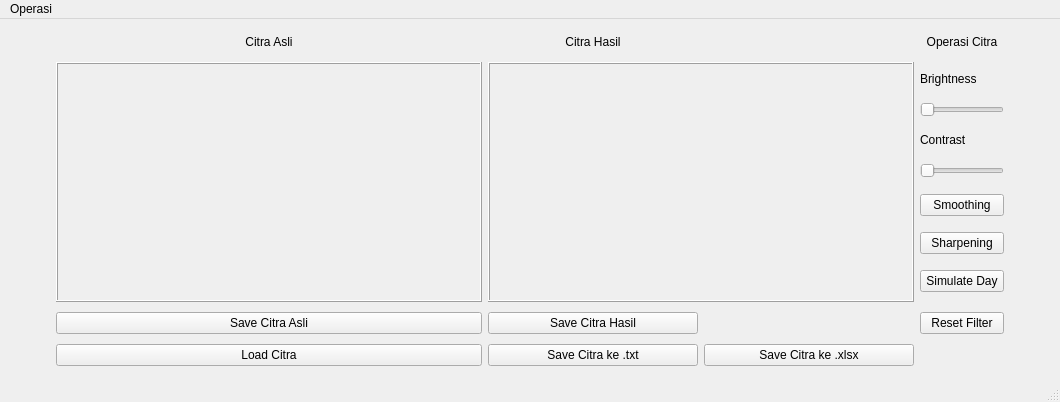
Above: GUI.ui from RaihanDaiva/Tugas-Besar before the change. Below: the same form after it.
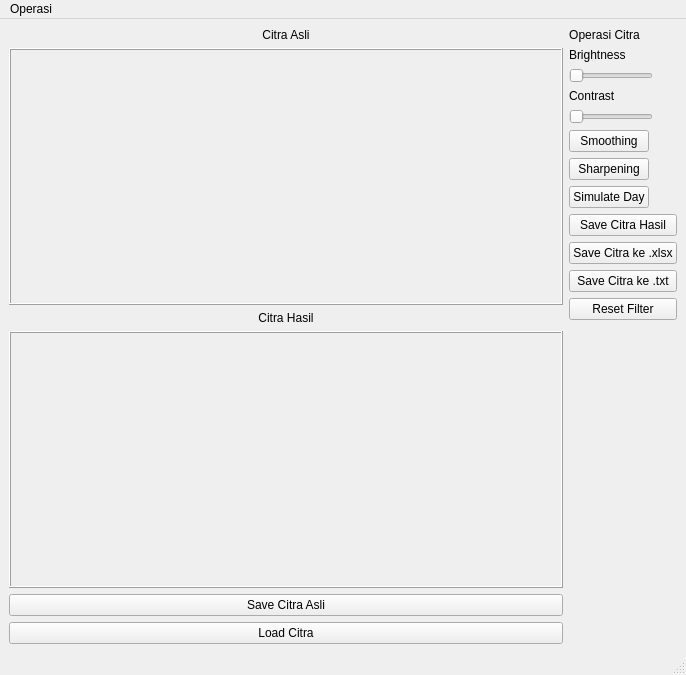
That is the form after the change.

```diff
--- a/GUI.ui
+++ b/GUI.ui
@@ -6,8 +6,8 @@
    <rect>
     <x>0</x>
     <y>0</y>
-    <width>1060</width>
-    <height>402</height>
+    <width>686</width>
+    <height>675</height>
    </rect>
   </property>
   <property name="sizePolicy">
@@ -21,127 +21,10 @@
   </property>
   <widget class="QWidget" name="centralwidget">
    <layout class="QGridLayout" name="gridLayout">
-    <item row="0" column="0">
-     <spacer name="horizontalSpacer">
-      <property name="orientation">
-       <enum>Qt::Horizontal</enum>
-      </property>
-      <property name="sizeHint" stdset="0">
-       <size>
-        <width>40</width>
-        <height>20</height>
-       </size>
-      </property>
-     </spacer>
-    </item>
-    <item row="0" column="1">
-     <widget class="QLabel" name="label_2">
-      <property name="maximumSize">
-       <size>
-        <width>16777215</width>
-        <height>16777215</height>
-       </size>
-      </property>
-      <property name="baseSize">
-       <size>
-        <width>0</width>
-        <height>0</height>
-       </size>
-      </property>
-      <property name="text">
-       <string>Citra Asli</string>
-      </property>
-      <property name="alignment">
-       <set>Qt::AlignCenter</set>
-      </property>
-     </widget>
-    </item>
-    <item row="0" column="2">
-     <widget class="QLabel" name="label_3">
-      <property name="sizePolicy">
-       <sizepolicy hsizetype="Preferred" vsizetype="Fixed">
-        <horstretch>0</horstretch>
-        <verstretch>0</verstretch>
-       </sizepolicy>
-      </property>
-      <property name="maximumSize">
-       <size>
-        <width>16777215</width>
-        <height>16777215</height>
-       </size>
-      </property>
-      <property name="baseSize">
-       <size>
-        <width>0</width>
-        <height>0</height>
-       </size>
-      </property>
-      <property name="text">
-       <string>Citra Hasil</string>
-      </property>
-      <property name="alignment">
-       <set>Qt::AlignCenter</set>
-      </property>
-     </widget>
-    </item>
-    <item row="0" column="4">
-     <widget class="QLabel" name="label">
-      <property name="text">
-       <string>Operasi Citra</string>
-      </property>
-      <property name="alignment">
-       <set>Qt::AlignCenter</set>
-      </property>
-     </widget>
-    </item>
-    <item row="0" column="5">
-     <spacer name="horizontalSpacer_2">
-      <property name="orientation">
-       <enum>Qt::Horizontal</enum>
-      </property>
-      <property name="sizeHint" stdset="0">
-       <size>
-        <width>40</width>
-        <height>20</height>
-       </size>
-      </property>
-     </spacer>
-    </item>
-    <item row="1" column="1">
-     <widget class="QLabel" name="citra_Asli">
-      <property name="sizePolicy">
-       <sizepolicy hsizetype="Fixed" vsizetype="Fixed">
-        <horstretch>0</horstretch>
-        <verstretch>0</verstretch>
-       </sizepolicy>
-      </property>
-      <property name="minimumSize">
-       <size>
-        <width>426</width>
-        <height>240</height>
-       </size>
-      </property>
-      <property name="maximumSize">
-       <size>
-        <width>426</width>
-        <height>240</height>
-       </size>
-      </property>
-      <property name="frameShape">
-       <enum>QFrame::Box</enum>
-      </property>
-      <property name="frameShadow">
-       <enum>QFrame::Raised</enum>
-      </property>
-      <property name="text">
-       <string/>
-      </property>
-     </widget>
-    </item>
-    <item row="1" column="2" colspan="2">
+    <item row="4" column="0">
      <widget class="QLabel" name="citra_hasil">
       <property name="sizePolicy">
-       <sizepolicy hsizetype="Fixed" vsizetype="Fixed">
+       <sizepolicy hsizetype="MinimumExpanding" vsizetype="MinimumExpanding">
         <horstretch>0</horstretch>
         <verstretch>0</verstretch>
        </sizepolicy>
@@ -154,8 +37,14 @@
       </property>
       <property name="maximumSize">
        <size>
-        <width>426</width>
-        <height>240</height>
+        <width>1920</width>
+        <height>1080</height>
+       </size>
+      </property>
+      <property name="sizeIncrement">
+       <size>
+        <width>0</width>
+        <height>0</height>
        </size>
       </property>
       <property name="frameShape">
@@ -169,15 +58,25 @@
       </property>
      </widget>
     </item>
-    <item row="1" column="4">
-     <layout class="QVBoxLayout" name="verticalLayout" stretch="0,0,0,0,0,0,0">
+    <item row="6" column="0">
+     <widget class="QPushButton" name="button_LoadCitraAsli">
+      <property name="text">
+       <string>Load Citra</string>
+      </property>
+     </widget>
+    </item>
+    <item row="1" column="1" rowspan="2">
+     <layout class="QVBoxLayout" name="verticalLayout" stretch="1,1,1,1,1,1,1,0,0,0,0">
       <property name="spacing">
        <number>6</number>
       </property>
+      <property name="sizeConstraint">
+       <enum>QLayout::SetMaximumSize</enum>
+      </property>
       <item>
        <widget class="QLabel" name="label_4">
         <property name="sizePolicy">
-         <sizepolicy hsizetype="Preferred" vsizetype="Fixed">
+         <sizepolicy hsizetype="Fixed" vsizetype="Fixed">
           <horstretch>0</horstretch>
           <verstretch>0</verstretch>
          </sizepolicy>
@@ -189,6 +88,12 @@
       </item>
       <item>
        <widget class="QSlider" name="slider_brightness">
+        <property name="sizePolicy">
+         <sizepolicy hsizetype="Fixed" vsizetype="Fixed">
+          <horstretch>0</horstretch>
+          <verstretch>0</verstretch>
+         </sizepolicy>
+        </property>
         <property name="orientation">
          <enum>Qt::Horizontal</enum>
         </property>
@@ -197,7 +102,7 @@
       <item>
        <widget class="QLabel" name="label_5">
         <property name="sizePolicy">
-         <sizepolicy hsizetype="Preferred" vsizetype="Fixed">
+         <sizepolicy hsizetype="Fixed" vsizetype="Fixed">
           <horstretch>0</horstretch>
           <verstretch>0</verstretch>
          </sizepolicy>
@@ -209,6 +114,12 @@
       </item>
       <item>
        <widget class="QSlider" name="slider_contrast">
+        <property name="sizePolicy">
+         <sizepolicy hsizetype="Fixed" vsizetype="Fixed">
+          <horstretch>0</horstretch>
+          <verstretch>0</verstretch>
+         </sizepolicy>
+        </property>
         <property name="orientation">
          <enum>Qt::Horizontal</enum>
         </property>
@@ -216,6 +127,12 @@
       </item>
       <item>
        <widget class="QPushButton" name="button_Smoothing">
+        <property name="sizePolicy">
+         <sizepolicy hsizetype="Fixed" vsizetype="Fixed">
+          <horstretch>0</horstretch>
+          <verstretch>0</verstretch>
+         </sizepolicy>
+        </property>
         <property name="text">
          <string>Smoothing</string>
         </property>
@@ -223,6 +140,12 @@
       </item>
       <item>
        <widget class="QPushButton" name="button_Sharpening">
+        <property name="sizePolicy">
+         <sizepolicy hsizetype="Fixed" vsizetype="Fixed">
+          <horstretch>0</horstretch>
+          <verstretch>0</verstretch>
+         </sizepolicy>
+        </property>
         <property name="text">
          <string>Sharpening</string>
         </property>
@@ -230,52 +153,154 @@
       </item>
       <item>
        <widget class="QPushButton" name="button_simulateDay">
+        <property name="sizePolicy">
+         <sizepolicy hsizetype="Fixed" vsizetype="Fixed">
+          <horstretch>0</horstretch>
+          <verstretch>0</verstretch>
+         </sizepolicy>
+        </property>
         <property name="text">
          <string>Simulate Day</string>
         </property>
        </widget>
       </item>
+      <item>
+       <widget class="QPushButton" name="button_SaveCitraHasil">
+        <property name="text">
+         <string>Save Citra Hasil</string>
+        </property>
+       </widget>
+      </item>
+      <item>
+       <widget class="QPushButton" name="button_SaveCitraXlsx">
+        <property name="text">
+         <string>Save Citra ke .xlsx</string>
+        </property>
+       </widget>
+      </item>
+      <item>
+       <widget class="QPushButton" name="button_SaveCitraTxt">
+        <property name="text">
+         <string>Save Citra ke .txt</string>
+        </property>
+       </widget>
+      </item>
+      <item>
+       <widget class="QPushButton" name="button_ResetFilter">
+        <property name="text">
+         <string>Reset Filter</string>
+        </property>
+       </widget>
+      </item>
      </layout>
     </item>
-    <item row="2" column="1">
+    <item row="1" column="0">
+     <widget class="QLabel" name="citra_Asli">
+      <property name="sizePolicy">
+       <sizepolicy hsizetype="MinimumExpanding" vsizetype="MinimumExpanding">
+        <horstretch>0</horstretch>
+        <verstretch>0</verstretch>
+       </sizepolicy>
+      </property>
+      <property name="minimumSize">
+       <size>
+        <width>426</width>
+        <height>240</height>
+       </size>
+      </property>
+      <property name="maximumSize">
+       <size>
+        <width>1920</width>
+        <height>1080</height>
+       </size>
+      </property>
+      <property name="frameShape">
+       <enum>QFrame::Box</enum>
+      </property>
+      <property name="frameShadow">
+       <enum>QFrame::Raised</enum>
+      </property>
+      <property name="text">
+       <string/>
+      </property>
+     </widget>
+    </item>
+    <item row="2" column="0">
+     <widget class="QLabel" name="label_3">
+      <property name="sizePolicy">
+       <sizepolicy hsizetype="Preferred" vsizetype="Fixed">
+        <horstretch>0</horstretch>
+        <verstretch>0</verstretch>
+       </sizepolicy>
+      </property>
+      <property name="maximumSize">
+       <size>
+        <width>16777215</width>
+        <height>16777215</height>
+       </size>
+      </property>
+      <property name="baseSize">
+       <size>
+        <width>0</width>
+        <height>0</height>
+       </size>
+      </property>
+      <property name="text">
+       <string>Citra Hasil</string>
+      </property>
+      <property name="alignment">
+       <set>Qt::AlignCenter</set>
+      </property>
+     </widget>
+    </item>
+    <item row="5" column="0">
      <widget class="QPushButton" name="button_SaveCitraAsli">
       <property name="text">
        <string>Save Citra Asli</string>
       </property>
      </widget>
     </item>
-    <item row="2" column="2">
-     <widget class="QPushButton" name="button_SaveCitraHasil">
-      <property name="text">
-       <string>Save Citra Hasil</string>
+    <item row="0" column="1">
+     <widget class="QLabel" name="label">
+      <property name="sizePolicy">
+       <sizepolicy hsizetype="Fixed" vsizetype="Fixed">
+        <horstretch>0</horstretch>
+        <verstretch>0</verstretch>
+       </sizepolicy>
       </property>
-     </widget>
-    </item>
-    <item row="2" column="4">
-     <widget class="QPushButton" name="button_ResetFilter">
       <property name="text">
-       <string>Reset Filter</string>
+       <string>Operasi Citra</string>
       </property>
-     </widget>
-    </item>
-    <item row="3" column="1">
-     <widget class="QPushButton" name="button_LoadCitraAsli">
-      <property name="text">
-       <string>Load Citra</string>
+      <property name="alignment">
+       <set>Qt::AlignCenter</set>
       </property>
      </widget>
     </item>
-    <item row="3" column="2">
-     <widget class="QPushButton" name="button_SaveCitraTxt">
-      <property name="text">
-       <string>Save Citra ke .txt</string>
+    <item row="0" column="0">
+     <widget class="QLabel" name="label_2">
+      <property name="sizePolicy">
+       <sizepolicy hsizetype="Preferred" vsizetype="Fixed">
+        <horstretch>0</horstretch>
+        <verstretch>0</verstretch>
+       </sizepolicy>
       </property>
-     </widget>
-    </item>
-    <item row="3" column="3">
-     <widget class="QPushButton" name="button_SaveCitraXlsx">
+      <property name="maximumSize">
+       <size>
+        <width>16777215</width>
+        <height>16777215</height>
+       </size>
+      </property>
+      <property name="baseSize">
+       <size>
+        <width>0</width>
+        <height>0</height>
+       </size>
+      </property>
       <property name="text">
-       <string>Save Citra ke .xlsx</string>
+       <string>Citra Asli</string>
+      </property>
+      <property name="alignment">
+       <set>Qt::AlignCenter</set>
       </property>
      </widget>
     </item>
@@ -286,7 +311,7 @@
     <rect>
      <x>0</x>
      <y>0</y>
-     <width>1060</width>
+     <width>686</width>
      <height>21</height>
     </rect>
    </property>
```
